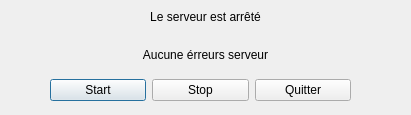
Qt form Bomberman/windowserveur.ui (CPI4Admin/BomberMan) before a commit.
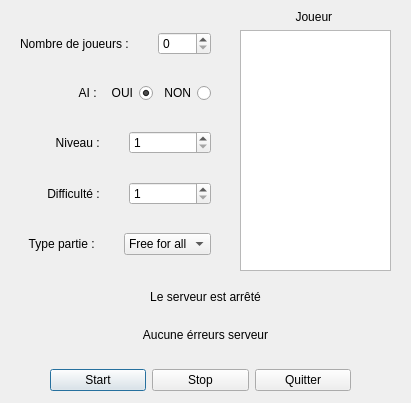
The same form after that commit.

Commit message: Ajout création d'une partie dans la fenêtre serveur

What changed in the file:
```diff
--- a/Bomberman/windowserveur.ui
+++ b/Bomberman/windowserveur.ui
@@ -10,7 +10,7 @@
     <x>0</x>
     <y>0</y>
     <width>411</width>
-    <height>115</height>
+    <height>403</height>
    </rect>
   </property>
   <property name="windowTitle">
@@ -20,7 +20,7 @@
    <property name="geometry">
     <rect>
      <x>10</x>
-     <y>0</y>
+     <y>280</y>
      <width>391</width>
      <height>71</height>
     </rect>
@@ -52,7 +52,7 @@
    <property name="geometry">
     <rect>
      <x>50</x>
-     <y>70</y>
+     <y>360</y>
      <width>301</width>
      <height>41</height>
     </rect>
@@ -81,6 +81,331 @@
     </item>
    </layout>
   </widget>
+  <widget class="QWidget" name="verticalLayoutWidget_2">
+   <property name="geometry">
+    <rect>
+     <x>240</x>
+     <y>10</y>
+     <width>151</width>
+     <height>261</height>
+    </rect>
+   </property>
+   <layout class="QVBoxLayout" name="verticalLayout_2">
+    <item>
+     <widget class="QLabel" name="label_6">
+      <property name="layoutDirection">
+       <enum>Qt::LeftToRight</enum>
+      </property>
+      <property name="text">
+       <string>Joueur </string>
+      </property>
+      <property name="alignment">
+       <set>Qt::AlignCenter</set>
+      </property>
+     </widget>
+    </item>
+    <item>
+     <widget class="QListView" name="listPlayer"/>
+    </item>
+   </layout>
+  </widget>
+  <widget class="QWidget" name="verticalLayoutWidget_3">
+   <property name="geometry">
+    <rect>
+     <x>20</x>
+     <y>10</y>
+     <width>211</width>
+     <height>271</height>
+    </rect>
+   </property>
+   <layout class="QVBoxLayout" name="verticalLayout">
+    <item>
+     <layout class="QHBoxLayout" name="horizontalLayout">
+      <item>
+       <widget class="QLabel" name="label_3">
+        <property name="text">
+         <string>Nombre de joueurs : </string>
+        </property>
+        <property name="alignment">
+         <set>Qt::AlignRight|Qt::AlignTrailing|Qt::AlignVCenter</set>
+        </property>
+       </widget>
+      </item>
+      <item>
+       <spacer name="horizontalSpacer">
+        <property name="orientation">
+         <enum>Qt::Horizontal</enum>
+        </property>
+        <property name="sizeType">
+         <enum>QSizePolicy::Fixed</enum>
+        </property>
+        <property name="sizeHint" stdset="0">
+         <size>
+          <width>20</width>
+          <height>20</height>
+         </size>
+        </property>
+       </spacer>
+      </item>
+      <item>
+       <widget class="QSpinBox" name="spinBox_nbPlayer">
+        <property name="maximum">
+         <number>12</number>
+        </property>
+       </widget>
+      </item>
+      <item>
+       <spacer name="horizontalSpacer_2">
+        <property name="orientation">
+         <enum>Qt::Horizontal</enum>
+        </property>
+        <property name="sizeType">
+         <enum>QSizePolicy::Fixed</enum>
+        </property>
+        <property name="sizeHint" stdset="0">
+         <size>
+          <width>20</width>
+          <height>20</height>
+         </size>
+        </property>
+       </spacer>
+      </item>
+     </layout>
+    </item>
+    <item>
+     <layout class="QHBoxLayout" name="horizontalLayout_2">
+      <item>
+       <widget class="QLabel" name="label_4">
+        <property name="layoutDirection">
+         <enum>Qt::LeftToRight</enum>
+        </property>
+        <property name="text">
+         <string>AI : </string>
+        </property>
+        <property name="alignment">
+         <set>Qt::AlignRight|Qt::AlignTrailing|Qt::AlignVCenter</set>
+        </property>
+       </widget>
+      </item>
+      <item>
+       <layout class="QHBoxLayout" name="horizontalLayout_6">
+        <item>
+         <widget class="QRadioButton" name="radioButtonOui">
+          <property name="layoutDirection">
+           <enum>Qt::RightToLeft</enum>
+          </property>
+          <property name="text">
+           <string>OUI</string>
+          </property>
+          <property name="checked">
+           <bool>true</bool>
+          </property>
+         </widget>
+        </item>
+        <item>
+         <widget class="QRadioButton" name="radioButtonNon">
+          <property name="layoutDirection">
+           <enum>Qt::RightToLeft</enum>
+          </property>
+          <property name="text">
+           <string>NON</string>
+          </property>
+         </widget>
+        </item>
+       </layout>
+      </item>
+      <item>
+       <spacer name="horizontalSpacer_9">
+        <property name="orientation">
+         <enum>Qt::Horizontal</enum>
+        </property>
+        <property name="sizeType">
+         <enum>QSizePolicy::Fixed</enum>
+        </property>
+        <property name="sizeHint" stdset="0">
+         <size>
+          <width>20</width>
+          <height>20</height>
+         </size>
+        </property>
+       </spacer>
+      </item>
+     </layout>
+    </item>
+    <item>
+     <layout class="QHBoxLayout" name="horizontalLayout_3">
+      <item>
+       <widget class="QLabel" name="label_5">
+        <property name="text">
+         <string>Niveau : </string>
+        </property>
+        <property name="alignment">
+         <set>Qt::AlignRight|Qt::AlignTrailing|Qt::AlignVCenter</set>
+        </property>
+       </widget>
+      </item>
+      <item>
+       <spacer name="horizontalSpacer_3">
+        <property name="orientation">
+         <enum>Qt::Horizontal</enum>
+        </property>
+        <property name="sizeType">
+         <enum>QSizePolicy::Fixed</enum>
+        </property>
+        <property name="sizeHint" stdset="0">
+         <size>
+          <width>20</width>
+          <height>20</height>
+         </size>
+        </property>
+       </spacer>
+      </item>
+      <item>
+       <widget class="QSpinBox" name="spinBoxLevel">
+        <property name="minimum">
+         <number>1</number>
+        </property>
+        <property name="maximum">
+         <number>10</number>
+        </property>
+       </widget>
+      </item>
+      <item>
+       <spacer name="horizontalSpacer_4">
+        <property name="orientation">
+         <enum>Qt::Horizontal</enum>
+        </property>
+        <property name="sizeType">
+         <enum>QSizePolicy::Fixed</enum>
+        </property>
+        <property name="sizeHint" stdset="0">
+         <size>
+          <width>20</width>
+          <height>20</height>
+         </size>
+        </property>
+       </spacer>
+      </item>
+     </layout>
+    </item>
+    <item>
+     <layout class="QHBoxLayout" name="horizontalLayout_4">
+      <item>
+       <widget class="QLabel" name="label_7">
+        <property name="text">
+         <string>Difficulté : </string>
+        </property>
+        <property name="alignment">
+         <set>Qt::AlignRight|Qt::AlignTrailing|Qt::AlignVCenter</set>
+        </property>
+       </widget>
+      </item>
+      <item>
+       <spacer name="horizontalSpacer_5">
+        <property name="orientation">
+         <enum>Qt::Horizontal</enum>
+        </property>
+        <property name="sizeType">
+         <enum>QSizePolicy::Fixed</enum>
+        </property>
+        <property name="sizeHint" stdset="0">
+         <size>
+          <width>20</width>
+          <height>20</height>
+         </size>
+        </property>
+       </spacer>
+      </item>
+      <item>
+       <widget class="QSpinBox" name="spinBoxDifficulty">
+        <property name="minimum">
+         <number>1</number>
+        </property>
+        <property name="maximum">
+         <number>10</number>
+        </property>
+       </widget>
+      </item>
+      <item>
+       <spacer name="horizontalSpacer_6">
+        <property name="orientation">
+         <enum>Qt::Horizontal</enum>
+        </property>
+        <property name="sizeType">
+         <enum>QSizePolicy::Fixed</enum>
+        </property>
+        <property name="sizeHint" stdset="0">
+         <size>
+          <width>20</width>
+          <height>20</height>
+         </size>
+        </property>
+       </spacer>
+      </item>
+     </layout>
+    </item>
+    <item>
+     <layout class="QHBoxLayout" name="horizontalLayout_5">
+      <item>
+       <widget class="QLabel" name="label_8">
+        <property name="text">
+         <string>Type partie : </string>
+        </property>
+        <property name="alignment">
+         <set>Qt::AlignRight|Qt::AlignTrailing|Qt::AlignVCenter</set>
+        </property>
+       </widget>
+      </item>
+      <item>
+       <spacer name="horizontalSpacer_7">
+        <property name="orientation">
+         <enum>Qt::Horizontal</enum>
+        </property>
+        <property name="sizeType">
+         <enum>QSizePolicy::Fixed</enum>
+        </property>
+        <property name="sizeHint" stdset="0">
+         <size>
+          <width>20</width>
+          <height>20</height>
+         </size>
+        </property>
+       </spacer>
+      </item>
+      <item>
+       <widget class="QComboBox" name="typeParty">
+        <item>
+         <property name="text">
+          <string>Free for all</string>
+         </property>
+        </item>
+        <item>
+         <property name="text">
+          <string>Team play</string>
+         </property>
+        </item>
+       </widget>
+      </item>
+      <item>
+       <spacer name="horizontalSpacer_8">
+        <property name="orientation">
+         <enum>Qt::Horizontal</enum>
+        </property>
+        <property name="sizeType">
+         <enum>QSizePolicy::Fixed</enum>
+        </property>
+        <property name="sizeHint" stdset="0">
+         <size>
+          <width>20</width>
+          <height>20</height>
+         </size>
+        </property>
+       </spacer>
+      </item>
+     </layout>
+    </item>
+   </layout>
+  </widget>
  </widget>
  <resources/>
  <connections/>
```
The commit also changes 2 other files.
